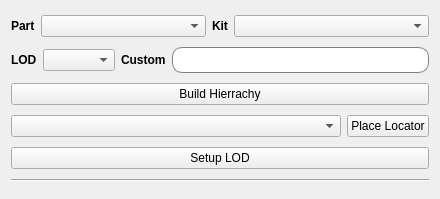
Above: Maya_Tools/Developer/Project/IronMonkey/python/UI/CustomNamingTool.ui from code-google-com/mayatools before the change. Below: the same form after it.
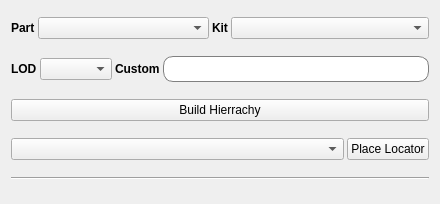
That is the form after the change.

Commit message: update Pivot tools.

Diff of the .ui file:
```diff
--- a/Maya_Tools/Developer/Project/IronMonkey/python/UI/CustomNamingTool.ui
+++ b/Maya_Tools/Developer/Project/IronMonkey/python/UI/CustomNamingTool.ui
@@ -7,13 +7,22 @@
     <x>0</x>
     <y>0</y>
     <width>440</width>
-    <height>199</height>
+    <height>204</height>
    </rect>
   </property>
   <property name="windowTitle">
    <string>Form</string>
   </property>
   <layout class="QVBoxLayout" name="verticalLayout">
+   <property name="spacing">
+    <number>3</number>
+   </property>
+   <property name="topMargin">
+    <number>3</number>
+   </property>
+   <property name="bottomMargin">
+    <number>5</number>
+   </property>
    <item>
     <layout class="QHBoxLayout" name="horizontalLayout_6">
      <item>
@@ -161,13 +170,6 @@
      </item>
     </layout>
    </item>
-   <item>
-    <widget class="QPushButton" name="btnSetupLOD">
-     <property name="text">
-      <string>Setup LOD</string>
-     </property>
-    </widget>
-   </item>
    <item>
     <widget class="Line" name="line">
      <property name="orientation">
```
The commit also changes 7 other files.
